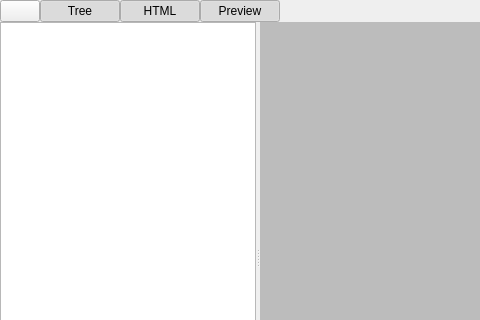
First picture: the form in src/libs/libmarkdown/markdown/MarkdownEditor.ui, repository mrdeveloperdude/OctoMY, before the edit; both pictures show x 0 to 480 and y 0 to 320 of the 683 by 491 pixel window.
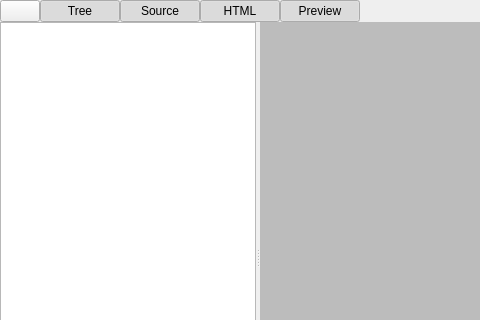
Second picture: the form after the edit. Icons and pictures are not drawn. Custom widgets are drawn as their Qt base class.

```diff
--- a/src/libs/libmarkdown/markdown/MarkdownEditor.ui
+++ b/src/libs/libmarkdown/markdown/MarkdownEditor.ui
@@ -29,19 +29,6 @@
    <property name="spacing">
     <number>0</number>
    </property>
-   <item row="0" column="2">
-    <widget class="QPushButton" name="pushButtonToggleHTML">
-     <property name="text">
-      <string>HTML</string>
-     </property>
-     <property name="checkable">
-      <bool>true</bool>
-     </property>
-     <property name="checked">
-      <bool>true</bool>
-     </property>
-    </widget>
-   </item>
    <item row="0" column="0">
     <widget class="QPushButton" name="pushButtonExportPDF">
      <property name="toolTip">
@@ -56,6 +43,32 @@
      </property>
     </widget>
    </item>
+   <item row="0" column="5">
+    <spacer name="horizontalSpacer">
+     <property name="orientation">
+      <enum>Qt::Orientation::Horizontal</enum>
+     </property>
+     <property name="sizeHint" stdset="0">
+      <size>
+       <width>40</width>
+       <height>20</height>
+      </size>
+     </property>
+    </spacer>
+   </item>
+   <item row="0" column="4">
+    <widget class="QPushButton" name="pushButtonTogglePreview">
+     <property name="text">
+      <string>Preview</string>
+     </property>
+     <property name="checkable">
+      <bool>true</bool>
+     </property>
+     <property name="checked">
+      <bool>true</bool>
+     </property>
+    </widget>
+   </item>
    <item row="0" column="1">
     <widget class="QPushButton" name="pushButtonToggleTree">
      <property name="text">
@@ -69,20 +82,7 @@
      </property>
     </widget>
    </item>
-   <item row="0" column="3">
-    <widget class="QPushButton" name="pushButtonTogglePreview">
-     <property name="text">
-      <string>Preview</string>
-     </property>
-     <property name="checkable">
-      <bool>true</bool>
-     </property>
-     <property name="checked">
-      <bool>true</bool>
-     </property>
-    </widget>
-   </item>
-   <item row="1" column="0" colspan="5">
+   <item row="1" column="0" colspan="6">
     <widget class="QSplitter" name="splitter">
      <property name="lineWidth">
       <number>0</number>
@@ -1023,18 +1023,31 @@
      </widget>
     </widget>
    </item>
-   <item row="0" column="4">
-    <spacer name="horizontalSpacer">
-     <property name="orientation">
-      <enum>Qt::Horizontal</enum>
+   <item row="0" column="3">
+    <widget class="QPushButton" name="pushButtonToggleHTML">
+     <property name="text">
+      <string>HTML</string>
      </property>
-     <property name="sizeHint" stdset="0">
-      <size>
-       <width>40</width>
-       <height>20</height>
-      </size>
+     <property name="checkable">
+      <bool>true</bool>
      </property>
-    </spacer>
+     <property name="checked">
+      <bool>true</bool>
+     </property>
+    </widget>
+   </item>
+   <item row="0" column="2">
+    <widget class="QPushButton" name="pushButtonToggleSource">
+     <property name="text">
+      <string>Source</string>
+     </property>
+     <property name="checkable">
+      <bool>true</bool>
+     </property>
+     <property name="checked">
+      <bool>true</bool>
+     </property>
+    </widget>
    </item>
   </layout>
  </widget>
```
Left out of the diff: 103 changed lines with no effect on the pictures.
